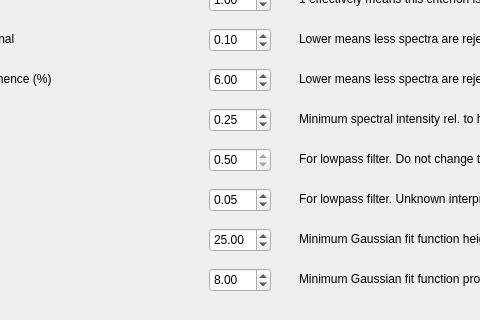
First picture: the form in gui/gui.ui, repository pdijksta/photon_spectra, before the edit; both pictures show x 121 to 601 and y 132 to 452 of the 800 by 600 pixel window.
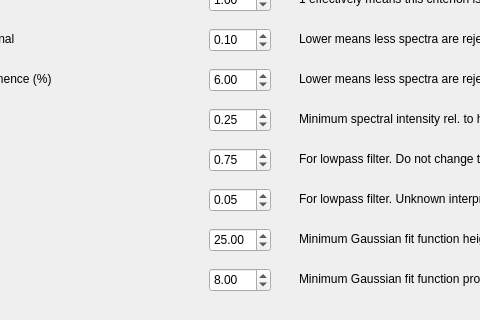
Second picture: the form after the edit.

```diff
--- a/gui/gui.ui
+++ b/gui/gui.ui
@@ -296,13 +296,13 @@
      </rect>
     </property>
     <property name="readOnly">
-     <bool>true</bool>
+     <bool>false</bool>
     </property>
     <property name="minimum">
      <double>0.100000000000000</double>
     </property>
     <property name="value">
-     <double>0.500000000000000</double>
+     <double>0.750000000000000</double>
     </property>
    </widget>
    <widget class="QLabel" name="label_15">
```
